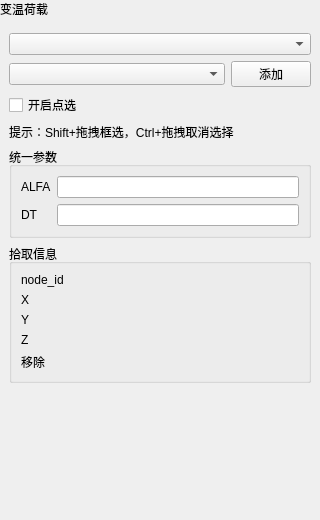
Old version of the form plugins/Base_PhysicalField/TemperatureLoadPage.ui in the repository asd977/base_cae.
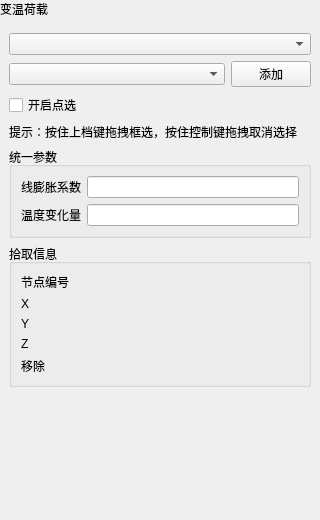
New version of the form. Custom widgets are drawn as their Qt base class.

Diff of the .ui file:
```diff
--- a/plugins/Base_PhysicalField/TemperatureLoadPage.ui
+++ b/plugins/Base_PhysicalField/TemperatureLoadPage.ui
@@ -104,7 +104,7 @@
       <item>
        <widget class="QLabel" name="boxSelectHintLabel">
         <property name="text">
-         <string>提示：Shift+拖拽框选，Ctrl+拖拽取消选择</string>
+         <string>提示：按住上档键拖拽框选，按住控制键拖拽取消选择</string>
         </property>
         <property name="wordWrap">
          <bool>false</bool>
@@ -120,14 +120,14 @@
          <item row="0" column="0">
           <widget class="QLabel" name="labelAlfa">
            <property name="text">
-            <string>ALFA</string>
+            <string>线膨胀系数</string>
            </property>
           </widget>
          </item>
          <item row="1" column="0">
           <widget class="QLabel" name="labelDT">
            <property name="text">
-            <string>DT</string>
+            <string>温度变化量</string>
            </property>
           </widget>
          </item>
@@ -175,7 +175,7 @@
          <item row="0" column="0">
           <widget class="QLabel" name="labelNodeId">
            <property name="text">
-            <string>node_id</string>
+            <string>节点编号</string>
            </property>
           </widget>
          </item>
```
